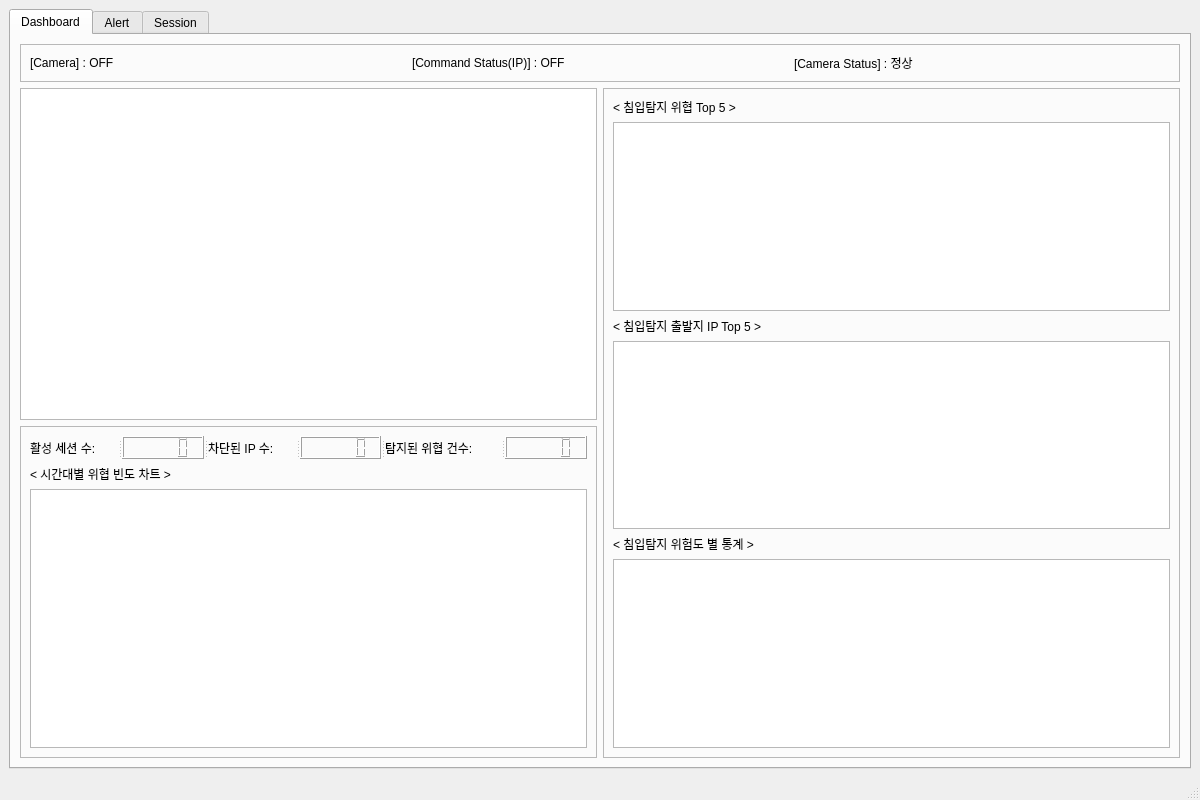
First picture: the form in forms/mainwindow.ui, repository Henry93s/Argus_IPS_Client, before the edit.
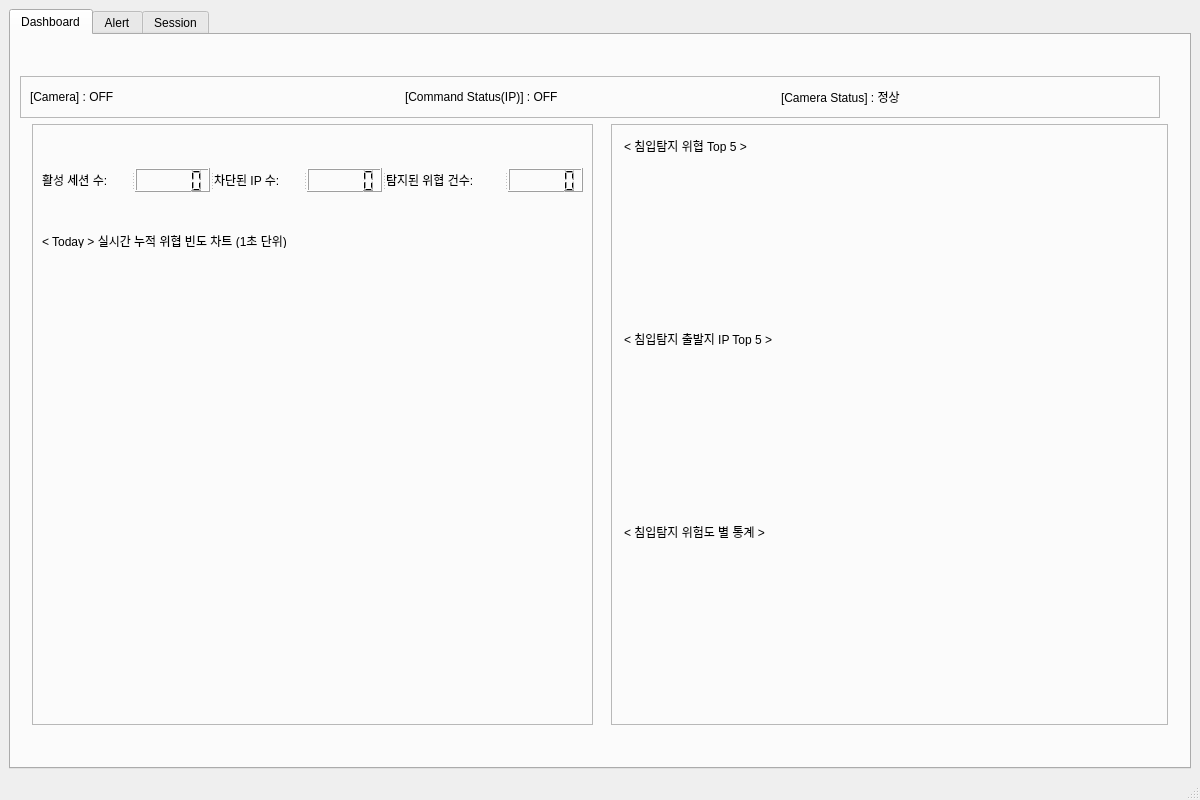
Second picture: the form after the edit. The open tabs and pages were chosen to show the change. Custom widgets are drawn as their Qt base class.

Commit message: threat chart made

```diff
--- a/forms/mainwindow.ui
+++ b/forms/mainwindow.ui
@@ -32,8 +32,8 @@
    <string>MainWindow</string>
   </property>
   <widget class="QWidget" name="centralwidget">
-   <layout class="QGridLayout" name="gridLayout">
-    <item row="0" column="0">
+   <layout class="QHBoxLayout" name="horizontalLayout_6">
+    <item>
      <widget class="QTabWidget" name="tabWidget">
       <property name="currentIndex">
        <number>1</number>
@@ -42,9 +42,17 @@
        <attribute name="title">
         <string>Dashboard</string>
        </attribute>
-       <layout class="QGridLayout" name="gridLayout_2">
-        <item row="0" column="0" colspan="2">
+       <layout class="QVBoxLayout" name="verticalLayout_5">
+        <item>
+         <layout class="QVBoxLayout" name="verticalLayout_3">
+          <item>
          <widget class="QFrame" name="WebcamStatusFrame">
+            <property name="maximumSize">
+             <size>
+              <width>1140</width>
+              <height>42</height>
+             </size>
+            </property>
           <property name="frameShape">
            <enum>QFrame::Shape::StyledPanel</enum>
           </property>
@@ -76,67 +84,29 @@
           </layout>
          </widget>
         </item>
-        <item row="1" column="0">
-         <widget class="QTableView" name="liveThreatFeedTableView">
-          <property name="editTriggers">
-           <set>QAbstractItemView::EditTrigger::NoEditTriggers</set>
-          </property>
-          <property name="selectionBehavior">
-           <enum>QAbstractItemView::SelectionBehavior::SelectRows</enum>
-          </property>
-         </widget>
-        </item>
-        <item row="1" column="1" rowspan="2">
-         <widget class="QFrame" name="frame">
-          <property name="frameShape">
-           <enum>QFrame::Shape::StyledPanel</enum>
-          </property>
-          <property name="frameShadow">
-           <enum>QFrame::Shadow::Raised</enum>
-          </property>
-          <layout class="QVBoxLayout" name="verticalLayout_4">
            <item>
-            <widget class="QLabel" name="ThreatTypePChartLabel">
-             <property name="text">
-              <string>&lt; 침입탐지 위협 Top 5 &gt;</string>
-             </property>
-            </widget>
-           </item>
+           <layout class="QHBoxLayout" name="horizontalLayout_7">
            <item>
-            <widget class="QGraphicsView" name="ThreatTypePChartGraphicsView"/>
-           </item>
-           <item>
-            <widget class="QLabel" name="HozTopAttackerTop5Label">
-             <property name="text">
-              <string>&lt; 침입탐지 출발지 IP Top 5 &gt;</string>
-             </property>
-            </widget>
-           </item>
-           <item>
-            <widget class="QGraphicsView" name="HozTopAttackerTop5GraphicsView"/>
-           </item>
-           <item>
-            <widget class="QLabel" name="ThreatTypePChartLabel_2">
-             <property name="text">
-              <string>&lt; 침입탐지 위험도 별 통계 &gt;</string>
-             </property>
-            </widget>
-           </item>
-           <item>
-            <widget class="QGraphicsView" name="HozTopTargetPortTop5GraphicsView"/>
-           </item>
-          </layout>
-         </widget>
-        </item>
-        <item row="2" column="0">
          <widget class="QFrame" name="StatusAndChartFrame">
+              <property name="sizePolicy">
+               <sizepolicy hsizetype="Fixed" vsizetype="Fixed">
+                <horstretch>0</horstretch>
+                <verstretch>0</verstretch>
+               </sizepolicy>
+              </property>
+              <property name="minimumSize">
+               <size>
+                <width>561</width>
+                <height>601</height>
+               </size>
+              </property>
           <property name="frameShape">
            <enum>QFrame::Shape::StyledPanel</enum>
           </property>
           <property name="frameShadow">
            <enum>QFrame::Shadow::Raised</enum>
           </property>
-          <layout class="QVBoxLayout" name="verticalLayout_3">
+              <layout class="QVBoxLayout" name="verticalLayout">
            <item>
             <widget class="QSplitter" name="splitter">
              <property name="orientation">
@@ -147,33 +117,172 @@
                <string>활성 세션 수: </string>
               </property>
              </widget>
-             <widget class="QLCDNumber" name="ActiveSessionCountLcdNumber"/>
+                 <widget class="QLCDNumber" name="ActiveSessionCountLcdNumber">
+                  <property name="maximumSize">
+                   <size>
+                    <width>75</width>
+                    <height>24</height>
+                   </size>
+                  </property>
+                 </widget>
              <widget class="QLabel" name="BannedIPCountLabel">
               <property name="text">
                <string>차단된 IP 수: </string>
               </property>
              </widget>
-             <widget class="QLCDNumber" name="BannedIPCountLcdNumber"/>
+                 <widget class="QLCDNumber" name="BannedIPCountLcdNumber">
+                  <property name="maximumSize">
+                   <size>
+                    <width>75</width>
+                    <height>24</height>
+                   </size>
+                  </property>
+                 </widget>
              <widget class="QLabel" name="ThreatCountLabel">
               <property name="text">
                <string>탐지된 위협 건수: </string>
               </property>
              </widget>
-             <widget class="QLCDNumber" name="ThreatCountLcdNumber"/>
+                 <widget class="QLCDNumber" name="ThreatCountLcdNumber">
+                  <property name="maximumSize">
+                   <size>
+                    <width>75</width>
+                    <height>24</height>
+                   </size>
+                  </property>
+                 </widget>
             </widget>
            </item>
            <item>
             <widget class="QLabel" name="label">
+                 <property name="maximumSize">
+                  <size>
+                   <width>296</width>
+                   <height>16</height>
+                  </size>
+                 </property>
              <property name="text">
-              <string>&lt; 시간대별 위협 빈도 차트 &gt;</string>
+                  <string>&lt; Today &gt; 실시간 누적 위협 빈도 차트 (1초 단위)</string>
              </property>
             </widget>
            </item>
            <item>
-            <widget class="QGraphicsView" name="ThreatBarChartGraphicsView"/>
+                <widget class="QChartView" name="ThreatBarChartGraphicsView" native="true">
+                 <property name="sizePolicy">
+                  <sizepolicy hsizetype="Fixed" vsizetype="Fixed">
+                   <horstretch>0</horstretch>
+                   <verstretch>0</verstretch>
+                  </sizepolicy>
+                 </property>
+                 <property name="minimumSize">
+                  <size>
+                   <width>535</width>
+                   <height>391</height>
+                  </size>
+                 </property>
+                 <property name="maximumSize">
+                  <size>
+                   <width>535</width>
+                   <height>391</height>
+                  </size>
+                 </property>
+                </widget>
            </item>
           </layout>
          </widget>
+            </item>
+            <item>
+             <widget class="QFrame" name="frame">
+              <property name="sizePolicy">
+               <sizepolicy hsizetype="Fixed" vsizetype="Fixed">
+                <horstretch>0</horstretch>
+                <verstretch>0</verstretch>
+               </sizepolicy>
+              </property>
+              <property name="maximumSize">
+               <size>
+                <width>557</width>
+                <height>601</height>
+               </size>
+              </property>
+              <property name="frameShape">
+               <enum>QFrame::Shape::StyledPanel</enum>
+              </property>
+              <property name="frameShadow">
+               <enum>QFrame::Shadow::Raised</enum>
+              </property>
+              <widget class="QLabel" name="ThreatTypePChartLabel">
+               <property name="geometry">
+                <rect>
+                 <x>13</x>
+                 <y>13</y>
+                 <width>131</width>
+                 <height>16</height>
+                </rect>
+               </property>
+               <property name="text">
+                <string>&lt; 침입탐지 위협 Top 5 &gt;</string>
+               </property>
+              </widget>
+              <widget class="QLabel" name="HozTopAttackerTop5Label">
+               <property name="geometry">
+                <rect>
+                 <x>13</x>
+                 <y>206</y>
+                 <width>157</width>
+                 <height>16</height>
+                </rect>
+               </property>
+               <property name="text">
+                <string>&lt; 침입탐지 출발지 IP Top 5 &gt;</string>
+               </property>
+              </widget>
+              <widget class="QLabel" name="ThreatTypePChartLabel_2">
+               <property name="geometry">
+                <rect>
+                 <x>13</x>
+                 <y>399</y>
+                 <width>146</width>
+                 <height>16</height>
+                </rect>
+               </property>
+               <property name="text">
+                <string>&lt; 침입탐지 위험도 별 통계 &gt;</string>
+               </property>
+              </widget>
+              <widget class="QWidget" name="widget_5" native="true">
+               <property name="geometry">
+                <rect>
+                 <x>20</x>
+                 <y>40</y>
+                 <width>501</width>
+                 <height>141</height>
+                </rect>
+               </property>
+               <property name="sizePolicy">
+                <sizepolicy hsizetype="Fixed" vsizetype="Fixed">
+                 <horstretch>0</horstretch>
+                 <verstretch>0</verstretch>
+                </sizepolicy>
+               </property>
+               <property name="minimumSize">
+                <size>
+                 <width>500</width>
+                 <height>140</height>
+                </size>
+               </property>
+               <property name="maximumSize">
+                <size>
+                 <width>501</width>
+                 <height>141</height>
+                </size>
+               </property>
+              </widget>
+             </widget>
+            </item>
+           </layout>
+          </item>
+         </layout>
         </item>
        </layout>
       </widget>
@@ -935,6 +1044,14 @@
   </widget>
   <widget class="QStatusBar" name="statusbar"/>
  </widget>
+ <customwidgets>
+  <customwidget>
+   <class>QChartView</class>
+   <extends>QWidget</extends>
+   <header>qchartview.h</header>
+   <container>1</container>
+  </customwidget>
+ </customwidgets>
  <resources/>
  <connections/>
 </ui>
```
Left out of the diff: 4 changed lines with no effect on the pictures. Lines whose indentation alone changed are shown as unchanged. The commit also changes 5 other files.
